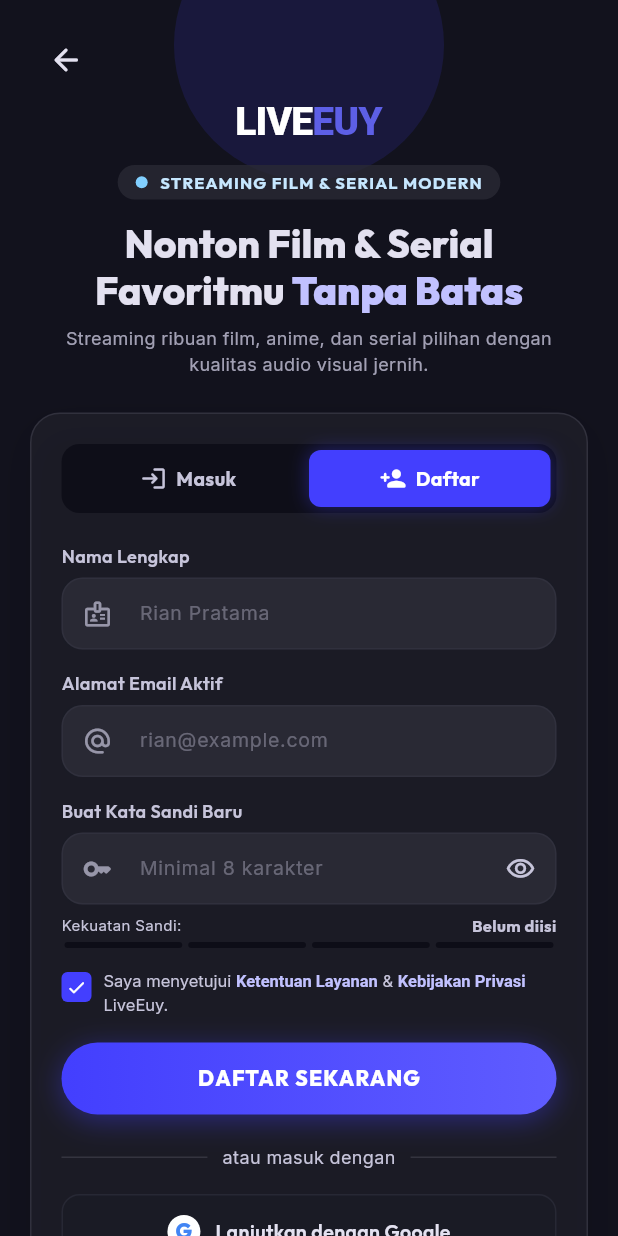
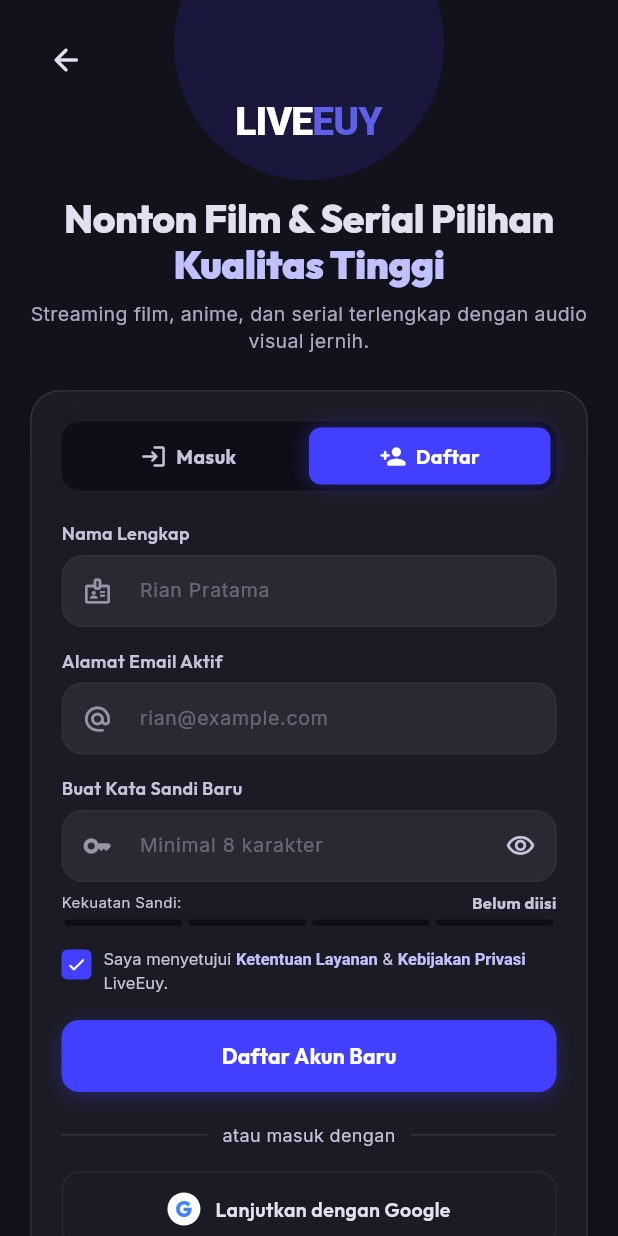
Before and after one commit to HafizMuhammadAlIkhsan/LiveEuy, a Flutter app: the LoginScreen screen opened directly, after a tap on "Masuk", after a tap on "Daftar", on a phone screen of 412 x 824 dp. Run offline on Flutter 3.47's test engine with Material 3 defaults, Android fonts, the phone set to English and light mode, and no system bars; our stand-ins replace cached_network_image, flutter_riverpod, flutter_secure_storage, google_fonts, shared_preferences, video_player; accounts and stored records are empty; network calls fail.

Commit message:
docs: apply anti-slop guidelines to documentation and untrack PRD
- Refactor README and backend documentation: remove em dashes, heading emojis, and generic AI buzzwords
- Untrack PRD_StreamFlix_Mobile_Flutter.md and add PRD pattern to .gitignore
- Clean editorial UI styling on login screen and logo components

```diff
--- a/lib/features/auth/login_screen.dart
+++ b/lib/features/auth/login_screen.dart
@@ -268,40 +268,9 @@
                         const StreamFlixLogo(fontSize: 26, height: 40),
                         const SizedBox(height: 16),
 
-                        // Live Ambient Visualizer Strip
-                        Container(
-                          padding: const EdgeInsets.symmetric(horizontal: 12, vertical: 4),
-                          decoration: BoxDecoration(
-                            color: AppColors.surfaceContainerHigh.withValues(alpha: 0.8),
-                            borderRadius: BorderRadius.circular(20),
-                          ),
-                          child: Row(
-                            mainAxisSize: MainAxisSize.min,
-                            children: [
-                              Container(
-                                width: 8,
-                                height: 8,
-                                decoration: const BoxDecoration(
-                                  color: AppColors.tertiary,
-                                  shape: BoxShape.circle,
-                                ),
-                              ),
-                              const SizedBox(width: 8),
-                              Text(
-                                'STREAMING FILM & SERIAL MODERN',
-                                style: GoogleFonts.outfit(
-                                  fontSize: 11,
-                                  fontWeight: FontWeight.w700,
-                                  color: AppColors.tertiaryFixed,
-                                  letterSpacing: 0.8,
-                                ),
-                              ),
-                            ],
-                          ),
-                        ),
-                        const SizedBox(height: 14),
+                        const SizedBox(height: 20),
 
-                        // Heading with Gradient
+                        // Heading with Editorial Typography
                         RichText(
                           textAlign: TextAlign.center,
                           text: TextSpan(
@@ -310,11 +279,12 @@
                               fontWeight: FontWeight.w800,
                               color: AppColors.onSurface,
                               height: 1.2,
+                              letterSpacing: -0.3,
                             ),
                             children: [
-                              const TextSpan(text: 'Nonton Film & Serial Favoritmu '),
+                              const TextSpan(text: 'Nonton Film & Serial Pilihan '),
                               TextSpan(
-                                text: 'Tanpa Batas',
+                                text: 'Kualitas Tinggi',
                                 style: GoogleFonts.outfit(
                                   color: AppColors.primary,
                                   fontWeight: FontWeight.w900,
@@ -325,11 +295,11 @@
                         ),
                         const SizedBox(height: 8),
                         Text(
-                          'Streaming ribuan film, anime, dan serial pilihan dengan kualitas audio visual jernih.',
+                          'Streaming film, anime, dan serial terlengkap dengan audio visual jernih.',
                           textAlign: TextAlign.center,
                           style: GoogleFonts.inter(
-                            fontSize: 12,
-                            color: AppColors.onSurfaceVariant.withValues(alpha: 0.8),
+                            fontSize: 13,
+                            color: AppColors.onSurfaceVariant.withValues(alpha: 0.85),
                             height: 1.4,
                           ),
                         ),
@@ -593,15 +563,11 @@
             ),
             Row(
               children: [
-                Container(
-                  width: 6,
-                  height: 6,
-                  decoration: const BoxDecoration(color: AppColors.tertiary, shape: BoxShape.circle),
-                ),
+                const Icon(Icons.shield_outlined, size: 14, color: AppColors.outline),
                 const SizedBox(width: 4),
                 Text(
-                  '256-BIT ENCRYPTION',
-                  style: GoogleFonts.outfit(fontSize: 10, fontWeight: FontWeight.w700, color: AppColors.tertiary),
+                  'Sesi Terlindungi',
+                  style: GoogleFonts.inter(fontSize: 11, color: AppColors.outline),
                 ),
               ],
             ),
@@ -616,17 +582,13 @@
             width: double.infinity,
             height: 48,
             decoration: BoxDecoration(
-              gradient: const LinearGradient(
-                colors: [AppColors.primaryContainer, AppColors.tertiaryContainer],
-                begin: Alignment.centerLeft,
-                end: Alignment.centerRight,
-              ),
-              borderRadius: BorderRadius.circular(24),
+              color: AppColors.primaryContainer,
+              borderRadius: BorderRadius.circular(12),
               boxShadow: [
                 BoxShadow(
-                  color: AppColors.primaryContainer.withValues(alpha: 0.4),
-                  blurRadius: 16,
-                  offset: const Offset(0, 4),
+                  color: AppColors.primaryContainer.withValues(alpha: 0.3),
+                  blurRadius: 10,
+                  offset: const Offset(0, 3),
                 ),
               ],
             ),
@@ -634,11 +596,11 @@
               child: _isLoading
                   ? const SizedBox(width: 20, height: 20, child: CircularProgressIndicator(strokeWidth: 2, color: Colors.white))
                   : Text(
-                      'MASUK SEKARANG',
+                      'Masuk ke Akun',
                       style: GoogleFonts.outfit(
                         fontSize: 14,
-                        fontWeight: FontWeight.w800,
-                        letterSpacing: 0.8,
+                        fontWeight: FontWeight.w700,
+                        letterSpacing: 0.2,
                         color: Colors.white,
                       ),
                     ),
@@ -777,17 +739,13 @@
             width: double.infinity,
             height: 48,
             decoration: BoxDecoration(
-              gradient: const LinearGradient(
-                colors: [AppColors.primaryContainer, Color(0xFF5F5CFF)],
-                begin: Alignment.centerLeft,
-                end: Alignment.centerRight,
-              ),
-              borderRadius: BorderRadius.circular(24),
+              color: AppColors.primaryContainer,
+              borderRadius: BorderRadius.circular(12),
               boxShadow: [
                 BoxShadow(
-                  color: AppColors.primaryContainer.withValues(alpha: 0.4),
-                  blurRadius: 16,
-                  offset: const Offset(0, 4),
+                  color: AppColors.primaryContainer.withValues(alpha: 0.3),
+                  blurRadius: 10,
+                  offset: const Offset(0, 3),
                 ),
               ],
             ),
@@ -795,11 +753,11 @@
               child: _isLoading
                   ? const SizedBox(width: 20, height: 20, child: CircularProgressIndicator(strokeWidth: 2, color: Colors.white))
                   : Text(
-                      'DAFTAR SEKARANG',
+                      'Daftar Akun Baru',
                       style: GoogleFonts.outfit(
                         fontSize: 14,
-                        fontWeight: FontWeight.w800,
-                        letterSpacing: 0.8,
+                        fontWeight: FontWeight.w700,
+                        letterSpacing: 0.2,
                         color: Colors.white,
                       ),
                     ),
@@ -914,7 +872,11 @@
                 color: AppColors.onSurface,
               ),
             ),
-            Row(
+            GestureDetector(
+              onTap: () {
+                _showToast('Katalog Bioskop', 'Jelajahi tayangan bioskop terbaru setelah masuk', icon: Icons.local_movies_rounded);
+              },
+              child: Row(
                 children: [
                   Text(
                     'Lihat Semua',
@@ -927,6 +889,7 @@
                   const Icon(Icons.chevron_right_rounded, size: 16, color: AppColors.primary),
                 ],
               ),
+            ),
           ],
         ),
         const SizedBox(height: 10),
@@ -938,7 +901,11 @@
             itemCount: _cinemaTrends.length,
             itemBuilder: (context, index) {
               final item = _cinemaTrends[index];
-              return Container(
+              return GestureDetector(
+                onTap: () {
+                  _showToast(item['title']!, 'Tersedia di katalog streaming LiveEuy', icon: Icons.movie_rounded);
+                },
+                child: Container(
                   width: 115,
                   margin: const EdgeInsets.only(right: 10),
                   decoration: BoxDecoration(
@@ -1006,6 +973,7 @@
                       ],
                     ),
                   ),
+                ),
               );
             },
           ),
```
Also changed, not shown: lib/features/home/home_screen.dart (+29 -20 lines), lib/shared/widgets/liveeuy_logo.dart (+11 -58 lines), 7 other files. Lines whose indentation alone changed are shown as unchanged.
